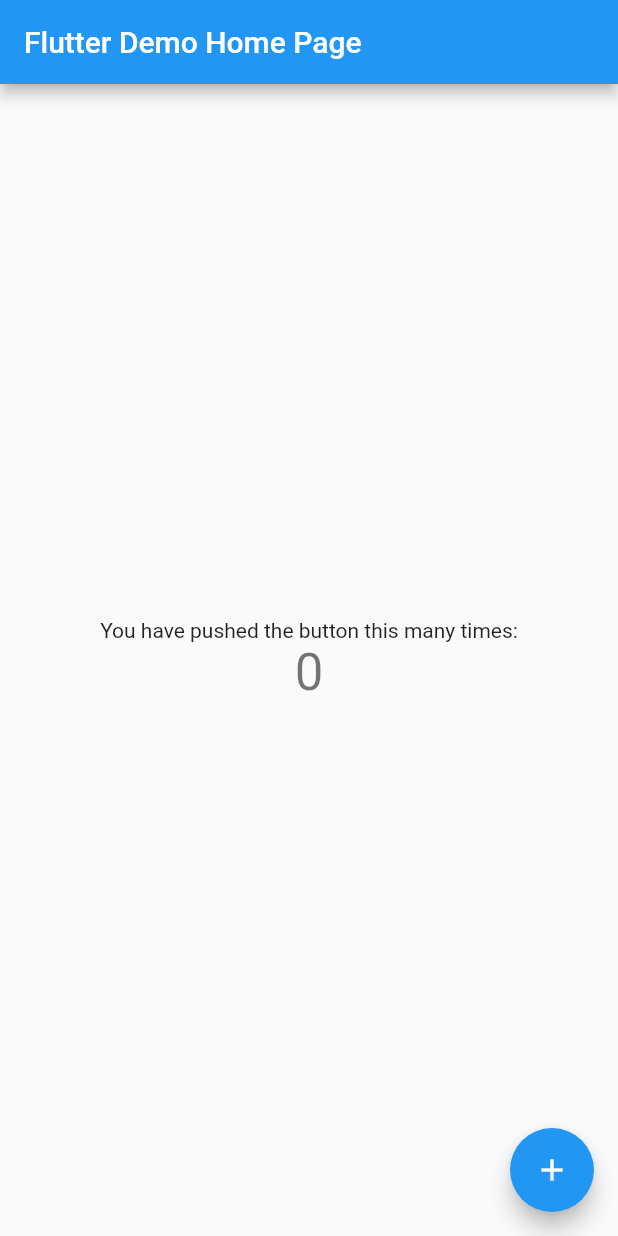
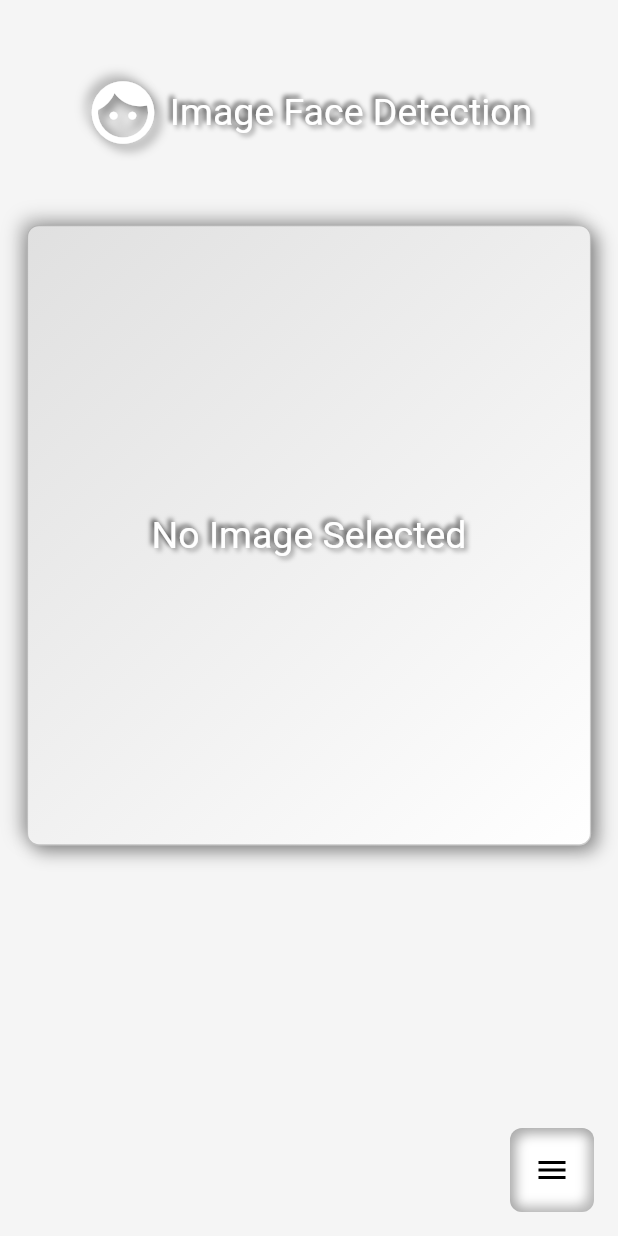
Before and after one commit to ambigo7/flutter-facedetection, a Flutter app: the screen it shows after launch, on a phone screen of 412 x 824 dp. Run offline on Flutter 3.47's test engine with Material 2 defaults, Android fonts, the phone set to English and light mode, and no system bars; drawn by our look-alikes of flutter_neumorphic; our stand-ins replace flutter_spinkit, image_picker; missing offline and left inert: google_ml_kit.

Commit message:
2.0.0(Final Face Detection App & Neumorphic UI Design)

```diff
--- /dev/null
+++ b/lib/common/color.dart
@@ -0,0 +1,14 @@
+import 'package:flutter/material.dart';
+
+
+Color redAccent = Colors.deepOrangeAccent[700];
+Color dark = Color(0xFF3E3E3E);
+Color black = Colors.black;
+Color white = Colors.white;
+Color grey = Colors.grey;
+Color greyAccent = Color(0xFFB0B8E3);
+Color green = Colors.green;
+Color greenAccent = Colors.greenAccent;
+Color blue = Color.fromARGB(255, 23, 47, 120);
+Color blueAccent = Colors.lightBlueAccent;
+Color yellow = Color.fromARGB(255, 255, 200, 0);
--- /dev/null
+++ b/lib/common/loading.dart
@@ -0,0 +1,32 @@
+import 'package:face_detection/common/color.dart';
+import 'package:flutter/material.dart';
+import 'package:flutter_neumorphic/flutter_neumorphic.dart';
+import 'package:flutter_spinkit/flutter_spinkit.dart';
+
+class Loading extends StatelessWidget {
+  @override
+  Widget build(BuildContext context) {
+    return Center(
+      child: Neumorphic(
+              style: NeumorphicStyle(
+                shape: NeumorphicShape.concave,
+                intensity: 0.75,
+                surfaceIntensity: 0.3,
+                color: white,
+                depth: 8,
+                shadowLightColor: grey,
+              ),
+              child: Container(
+                width: MediaQuery.of(context).size.width /1.1,
+                height: MediaQuery.of(context).size.height /2,
+                child: Center(
+                  child: SpinKitFadingCircle(
+                    color: grey,
+                    size: 30,
+          ),
+                ),
+              )
+      ),
+    );
+  }
+}
--- /dev/null
+++ b/lib/components/custom_text.dart
@@ -0,0 +1,27 @@
+import 'package:face_detection/common/color.dart';
+import 'package:flutter/material.dart';
+
+class CustomText extends StatelessWidget {
+  final String text;
+  final double size;
+  final Color color;
+  final TextAlign align;
+  final FontWeight weight;
+  final TextDecoration decoration;
+
+//CUNSTRUKTOR REQUIRED
+  CustomText({@required this.text, this.size, this.color, this.align, this.weight, this.decoration});
+
+  @override
+  Widget build(BuildContext context) {
+    return Text(text,
+      style: TextStyle(
+        color: color ?? black,
+        fontWeight: weight ?? FontWeight.normal,
+        fontSize: size ?? 16,
+        decoration: decoration ?? TextDecoration.none,
+      ),
+      textAlign: align ?? TextAlign.start,
+    );
+  }
+}
--- a/lib/main.dart
+++ b/lib/main.dart
@@ -1,4 +1,7 @@
+import 'package:face_detection/common/color.dart';
+import 'package:face_detection/screen/face_detector.dart';
 import 'package:flutter/material.dart';
+import 'package:flutter_neumorphic/flutter_neumorphic.dart';
 
 void main() {
   runApp(MyApp());
@@ -8,106 +11,16 @@ class MyApp extends StatelessWidget {
   // This widget is the root of your application.
   @override
   Widget build(BuildContext context) {
-    return MaterialApp(
-      title: 'Flutter Demo',
-      theme: ThemeData(
-        // This is the theme of your application.
-        //
-        // Try running your application with "flutter run". You'll see the
-        // application has a blue toolbar. Then, without quitting the app, try
-        // changing the primarySwatch below to Colors.green and then invoke
-        // "hot reload" (press "r" in the console where you ran "flutter run",
-        // or simply save your changes to "hot reload" in a Flutter IDE).
-        // Notice that the counter didn't reset back to zero; the application
-        // is not restarted.
-        primarySwatch: Colors.blue,
+    return NeumorphicApp(
+      title: 'Image Face Detection',
+      debugShowCheckedModeBanner: false,
+      themeMode: ThemeMode.light,
+      theme: NeumorphicThemeData(
+        baseColor: Color(0xFFFFFFFF),
+        lightSource: LightSource.topLeft,
+        depth: 10,
       ),
-      home: MyHomePage(title: 'Flutter Demo Home Page'),
+      home: FaceDetector(),
     );
   }
 }
-
-class MyHomePage extends StatefulWidget {
-  MyHomePage({Key key, this.title}) : super(key: key);
-
-  // This widget is the home page of your application. It is stateful, meaning
-  // that it has a State object (defined below) that contains fields that affect
-  // how it looks.
-
-  // This class is the configuration for the state. It holds the values (in this
-  // case the title) provided by the parent (in this case the App widget) and
-  // used by the build method of the State. Fields in a Widget subclass are
-  // always marked "final".
-
-  final String title;
-
-  @override
-  _MyHomePageState createState() => _MyHomePageState();
-}
-
-class _MyHomePageState extends State<MyHomePage> {
-  int _counter = 0;
-
-  void _incrementCounter() {
-    setState(() {
-      // This call to setState tells the Flutter framework that something has
-      // changed in this State, which causes it to rerun the build method below
-      // so that the display can reflect the updated values. If we changed
-      // _counter without calling setState(), then the build method would not be
-      // called again, and so nothing would appear to happen.
-      _counter++;
-    });
-  }
-
-  @override
-  Widget build(BuildContext context) {
-    // This method is rerun every time setState is called, for instance as done
-    // by the _incrementCounter method above.
-    //
-    // The Flutter framework has been optimized to make rerunning build methods
-    // fast, so that you can just rebuild anything that needs updating rather
-    // than having to individually change instances of widgets.
-    return Scaffold(
-      appBar: AppBar(
-        // Here we take the value from the MyHomePage object that was created by
-        // the App.build method, and use it to set our appbar title.
-        title: Text(widget.title),
-      ),
-      body: Center(
-        // Center is a layout widget. It takes a single child and positions it
-        // in the middle of the parent.
-        child: Column(
-          // Column is also a layout widget. It takes a list of children and
-          // arranges them vertically. By default, it sizes itself to fit its
-          // children horizontally, and tries to be as tall as its parent.
-          //
-          // Invoke "debug painting" (press "p" in the console, choose the
-          // "Toggle Debug Paint" action from the Flutter Inspector in Android
-          // Studio, or the "Toggle Debug Paint" command in Visual Studio Code)
-          // to see the wireframe for each widget.
-          //
-          // Column has various properties to control how it sizes itself and
-          // how it positions its children. Here we use mainAxisAlignment to
-          // center the children vertically; the main axis here is the vertical
-          // axis because Columns are vertical (the cross axis would be
-          // horizontal).
-          mainAxisAlignment: MainAxisAlignment.center,
-          children: <Widget>[
-            Text(
-              'You have pushed the button this many times:',
-            ),
-            Text(
-              '$_counter',
-              style: Theme.of(context).textTheme.headline4,
-            ),
-          ],
-        ),
-      ),
-      floatingActionButton: FloatingActionButton(
-        onPressed: _incrementCounter,
-        tooltip: 'Increment',
-        child: Icon(Icons.add),
-      ), // This trailing comma makes auto-formatting nicer for build methods.
-    );
-  }
-}
--- /dev/null
+++ b/lib/screen/face_detector.dart
@@ -0,0 +1,338 @@
+import 'dart:io';
+import 'dart:math';
+import 'dart:ui' as ui;
+import 'package:face_detection/common/color.dart';
+import 'package:face_detection/common/loading.dart';
+import 'package:face_detection/service/face_painter.dart';
+import 'package:flutter/material.dart';
+import 'package:flutter_neumorphic/flutter_neumorphic.dart';
+import 'package:google_ml_kit/google_ml_kit.dart';
+import 'package:image_picker/image_picker.dart';
+
+class FaceDetector extends StatefulWidget {
+  @override
+  _FaceDetectorState createState() => _FaceDetectorState();
+}
+
+class _FaceDetectorState extends State<FaceDetector>
+    with SingleTickerProviderStateMixin {
+
+  AnimationController _animationController;
+  bool isOpened = false;
+  Animation<Color> _buttonColor;
+  Animation<double> _animateIcon;
+  Animation<double> _translateButton;
+  Curve _curve = Curves.easeOut;
+  double _fabHeight = 100.0;
+
+  @override
+  initState() {
+    _animationController =
+    AnimationController(vsync: this, duration: Duration(milliseconds: 500))
+      ..addListener(() {
+        setState(() {});
+      });
+    _animateIcon =
+        Tween<double>(begin: 0.0, end: 1.0).animate(_animationController);
+    _buttonColor = ColorTween(
+      begin: white,
+      end: redAccent,
+    ).animate(CurvedAnimation(
+      parent: _animationController,
+      curve: Interval(
+        0.00,
+        1.00,
+        curve: Curves.linear,
+      ),
+    ));
+    _translateButton = Tween<double>(
+      begin: _fabHeight,
+      end: -5.0,
+    ).animate(CurvedAnimation(
+      parent: _animationController,
+      curve: Interval(
+        0.0,
+        0.75,
+        curve: _curve,
+      ),
+    ));
+    super.initState();
+  }
+
+  @override
+  dispose() {
+    _animationController.dispose();
+    super.dispose();
+  }
+
+  animate() {
+    if (!isOpened) {
+      _animationController.forward();
+    } else {
+      _animationController.reverse();
+    }
+    isOpened = !isOpened;
+  }
+
+  Widget add() {
+    return Container(
+      child: NeumorphicFloatingActionButton(
+        style: NeumorphicStyle(
+          shape: NeumorphicShape.flat,
+          depth: -8,
+          shadowLightColorEmboss: grey,
+        ),
+        onPressed: (){
+          setState(() {
+            _imageFile = null;
+          });
+        },
+        tooltip: 'Refresh',
+        child: Icon(Icons.refresh),
+      ),
+    );
+  }
+
+  Widget imageFromCamera() {
+    return Container(
+      child: NeumorphicFloatingActionButton(
+        style: NeumorphicStyle(
+          shape: NeumorphicShape.flat,
+          depth: -8,
+          shadowLightColorEmboss: grey,
+        ),
+        onPressed: (){
+          getImage(true);
+        },
+        tooltip: 'Image',
+        child: Icon(Icons.camera_alt),
+      ),
+    );
+  }
+
+  Widget imageFromGallery() {
+    return Container(
+      child: NeumorphicFloatingActionButton(
+        style: NeumorphicStyle(
+          shape: NeumorphicShape.flat,
+          depth: -8,
+          shadowLightColorEmboss: grey,
+        ),
+        onPressed: (){
+          getImage(false);
+        },
+        tooltip: 'Select a Photos',
+        child: Icon(Icons.image),
+      ),
+    );
+  }
+
+  Widget floatingActionButton() {
+    return Container(
+      child: NeumorphicFloatingActionButton(
+        style: NeumorphicStyle(
+          color: _buttonColor.value,
+          shape: NeumorphicShape.flat,
+          depth: -8,
+          shadowLightColorEmboss: grey,
+        ),
+        onPressed: animate,
+        tooltip: 'Menu',
+        child: Center(
+          child: AnimatedIcon(
+            icon: AnimatedIcons.menu_close,
+            progress: _animateIcon,
+          ),
+        ),
+      ),
+    );
+  }
+
+  bool isLoading = false;
+  File _imageFile;
+  List<Face> _face;
+  ui.Image _image;
+
+  //GET IMAGE
+  Future getImage(bool camera) async {
+    File image;
+    final picker = ImagePicker();
+    var pickedFile;
+    if (camera) {
+      pickedFile = await picker.getImage(source: ImageSource.camera);
+      image = File(pickedFile.path);
+    } else {
+      pickedFile = await picker.getImage(source: ImageSource.gallery);
+      image = File(pickedFile.path);
+    }
+    setState(() {
+      _imageFile = image;
+      isLoading = true;
+    });
+
+    detectFaces(_imageFile);
+  }
+
+  detectFaces(File imageFile) async {
+    final image = InputImage.fromFile(_imageFile);
+    final faceDetector = GoogleMlKit.vision.faceDetector();
+    List<Face> faces = await faceDetector.processImage(image);
+
+    if (mounted) {
+      setState(() {
+        _imageFile = imageFile;
+        _face = faces;
+        _loadImage(imageFile);
+      });
+    }
+  }
+
+  _loadImage(File file) async {
+    final data = await file.readAsBytes();
+    await decodeImageFromList(data).then((value) =>
+        setState(() {
+          _image = value;
+          isLoading = false;
+        }));
+  }
+
+  @override
+  Widget build(BuildContext context) {
+    return Scaffold(
+        body: SafeArea(
+          child: Container(
+            color: grey.withOpacity(0.1),
+            child: Column(
+              crossAxisAlignment: CrossAxisAlignment.center,
+              children: <Widget>[
+                SizedBox(height: 50,),
+                Row(
+                  mainAxisAlignment: MainAxisAlignment.center,
+                  crossAxisAlignment: CrossAxisAlignment.center,
+                  children: <Widget>[
+                    NeumorphicIcon(
+                      Icons.face,
+                      size: 50,
+                      style: NeumorphicStyle(
+                        shape: NeumorphicShape.flat,
+                        oppositeShadowLightSource: true,
+                        intensity: 0.75,
+                        surfaceIntensity: 0.3,
+                        color: white,
+                        depth: 8,
+                        shadowLightColor: grey,
+                      ),
+                    ),
+                    NeumorphicText(
+                        ' Image Face Detection',
+                        style: NeumorphicStyle(
+                          oppositeShadowLightSource: true,
+                          shape: NeumorphicShape.flat,
+                          color: white,
+                          depth: 4,
+                          shadowLightColor: black,
+                        ),
+                        textStyle: NeumorphicTextStyle(
+                          fontSize: 25, //customize size here
+                        )
+                    )
+                  ],
+                ),
+                SizedBox(height: 50,),
+                isLoading
+                    ? Loading()
+                    : _imageFile == null
+                    ? Center(
+                  child: Neumorphic(
+                    style: NeumorphicStyle(
+                      border: NeumorphicBorder(
+                        color: Color(0x33000000),
+                        width: 0.8,
+                      ),
+                      shape: NeumorphicShape.concave,
+                      intensity: 0.75,
+                      surfaceIntensity: 0.3,
+                      color: white,
+                      depth: 8,
+                      shadowLightColor: grey,
+                    ),
+                    child: Container(
+                      width: MediaQuery.of(context).size.width / 1.1,
+                      height: MediaQuery.of(context).size.height / 2,
+                      child: Center(
+                          child: NeumorphicText(
+                        'No Image Selected',
+                            style: NeumorphicStyle(
+                              oppositeShadowLightSource: true,
+                              shape: NeumorphicShape.flat,
+                              color: white,
+                              depth: 4,
+                              shadowLightColor: black,
+                            ),
+                              textStyle: NeumorphicTextStyle(
+                                fontSize: 25, //customize size here
+                              )
+                          )
+                      ),
+                    ),
+                  ),
+                ) : Center(
+                  child: Neumorphic(
+                    style: NeumorphicStyle(
+                      shape: NeumorphicShape.concave,
+                      intensity: 0.75,
+                      surfaceIntensity: 0.3,
+                      color: white,
+                      depth: 8,
+                      shadowLightColor: grey,
+                    ),
+                    child: Container(
+                      margin: EdgeInsets.only(left: 10, right: 10),
+                      child: FittedBox(
+                        child: SizedBox(
+                          width: _image.width.toDouble(),
+                          height: _image.height.toDouble(),
+                          child: CustomPaint(
+                        painter: FacePainter(_image, _face),
+                      ),
+                        ),
+                      ),
+                    ),
+                  ),
+                ),
+              ],
+            ),
+          ),
+        ),
+      floatingActionButton: Column(
+        mainAxisAlignment: MainAxisAlignment.end,
+        children: <Widget>[
+          Transform(
+              transform: Matrix4.translationValues(
+                0.0,
+                _translateButton.value * 3.0,
+                0.0,
+              ),
+            child: add()),
+          SizedBox(height: 8,),
+          Transform(
+              transform: Matrix4.translationValues(
+                0.0,
+                _translateButton.value * 3.0,
+                0.0,
+              ),
+              child: imageFromCamera()),
+          SizedBox(height: 8,),
+          Transform(
+              transform: Matrix4.translationValues(
+                0.0,
+                _translateButton.value * 3.0,
+                0.0,
+              ),
+              child: imageFromGallery()),
+          floatingActionButton()
+        ],
+      ),
+    );
+  }
+}
--- /dev/null
+++ b/lib/service/face_painter.dart
@@ -0,0 +1,39 @@
+import 'package:face_detection/common/color.dart';
+import 'package:flutter/material.dart';
+import 'dart:math';
+import 'dart:ui' as ui;
+
+import 'package:google_ml_kit/google_ml_kit.dart';
+
+class FacePainter extends CustomPainter{
+
+  final ui.Image image;
+  final List<Face> faces;
+  final List<Rect> rects = [];
+
+  FacePainter(this.image, this.faces,){
+    for(var i = 0; i < faces.length; i++){
+      rects.add(faces[i].boundingBox);
+    }
+  }
+
+  @override
+  void paint(ui.Canvas canvas, ui.Size size){
+    final Paint paint = Paint()
+        ..style = PaintingStyle.stroke
+        ..blendMode = BlendMode.color
+        ..strokeWidth = 5.0
+        ..color = green;
+
+    canvas.drawImage(image, Offset.zero, Paint());
+    for(var i = 0; i < faces.length; i++){
+      canvas.drawRect(rects[i], paint);
+    }
+  }
+
+  @override
+  bool shouldRepaint(FacePainter oldDelegate){
+    return image != oldDelegate.image || faces != oldDelegate.faces;
+  }
+
+}
--- a/pubspec.yaml
+++ b/pubspec.yaml
@@ -21,6 +21,11 @@ environment:
   sdk: ">=2.7.0 <3.0.0"
 
 dependencies:
+  flutter_neumorphic: ^3.1.0
+  google_ml_kit: ^0.7.0
+  image_picker: ^0.8.2
+  flutter_spinkit: "^4.1.2"
+
   flutter:
     sdk: flutter
 
```
Also changed, not shown: pubspec.lock, 6 other files.
